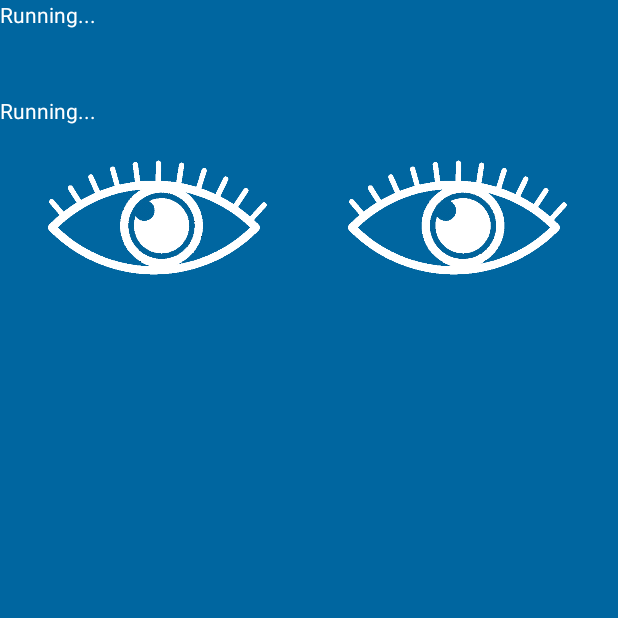
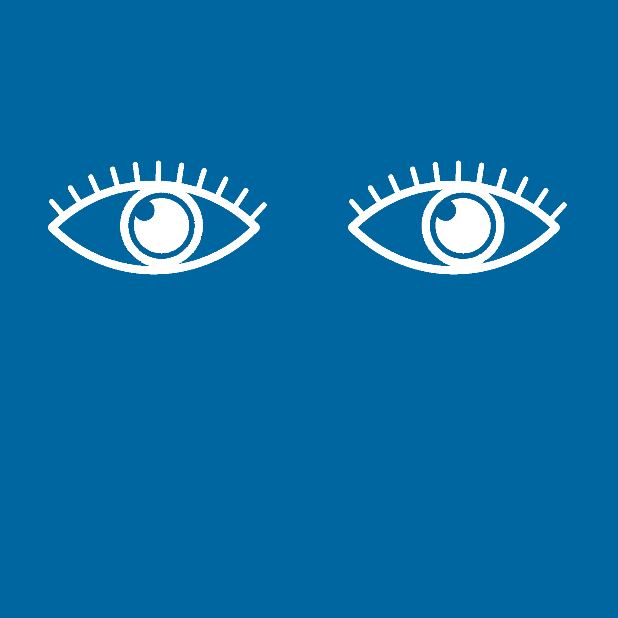
Before and after one commit to jasondb1/cpsc581_p1_sensor, an Android app: the screen it shows after launch (FullscreenActivity), on a phone screen of 412 x 824 dp, the top half of it. Run offline under Robolectric (Android 15) with nearby library versions, the phone set to English and light mode, and no system bars.

Commit message:
Removed debugging info from main screen

```diff
--- a/app/src/main/java/com/example/opensensor/FullscreenActivity.java
+++ b/app/src/main/java/com/example/opensensor/FullscreenActivity.java
@@ -29,7 +29,7 @@ public class FullscreenActivity extends AppCompatActivity implements SensorEvent
     /**
      * class attributes
      */
-    public static boolean DEBUG = true;
+    public static boolean DEBUG = false;
     public static double PI = 3.1415926;
     public static boolean eyeOpen = true;
     private TextView mDebugText;
@@ -163,9 +163,9 @@ public class FullscreenActivity extends AppCompatActivity implements SensorEvent
 
         //bind debugging fields
         if (DEBUG) {
-            mDebugText = (TextView) findViewById(R.id.debug);
+            //mDebugText = (TextView) findViewById(R.id.debug);
             mDebugText.setText("Running...");
-            mDebugLight = (TextView) findViewById(R.id.debug_light);
+            //mDebugLight = (TextView) findViewById(R.id.debug_light);
             mDebugLight.setText("Running...");
         }
 
--- a/app/src/main/res/layout/activity_fullscreen.xml
+++ b/app/src/main/res/layout/activity_fullscreen.xml
@@ -27,22 +27,7 @@
     <LinearLayout
         android:layout_width="match_parent"
         android:layout_height="match_parent"
-        android:orientation="vertical">
-
-        <TextView
-            android:id="@+id/debug"
-            android:layout_width="match_parent"
-            android:layout_height="64dp"
-            android:text="@string/debug"
-            android:textColor="@android:color/white" />
-
-        <TextView
-            android:id="@+id/debug_light"
-            android:layout_width="match_parent"
-            android:layout_height="45dp"
-            android:text="@string/debugLight"
-            android:textColor="@android:color/white" />
-    </LinearLayout>
+        android:orientation="vertical"/>
 
     <FrameLayout
         android:layout_width="match_parent"
```
